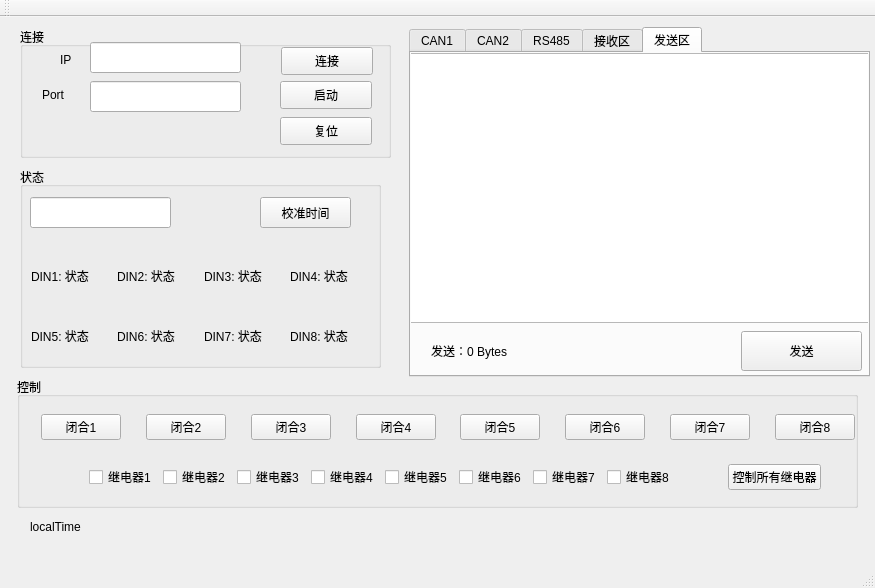
kingvei/Sample_Qt, file mainwindow.ui: the form before one commit.
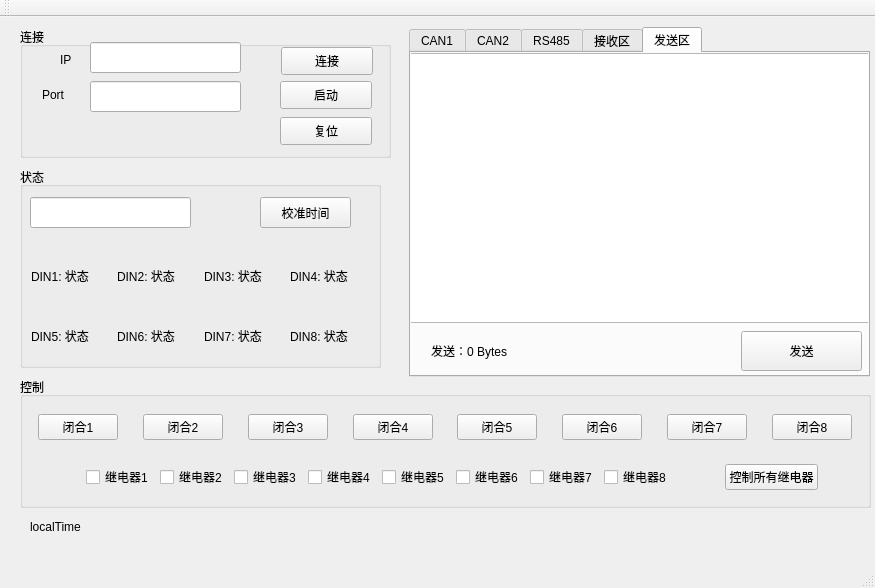
The form after the commit.

Commit message: 修改时间显示方式

What changed in the file:
```diff
--- a/mainwindow.ui
+++ b/mainwindow.ui
@@ -394,7 +394,7 @@
       <rect>
        <x>10</x>
        <y>30</y>
-       <width>141</width>
+       <width>161</width>
        <height>31</height>
       </rect>
      </property>
@@ -403,7 +403,7 @@
    <widget class="QWidget" name="horizontalLayoutWidget_3">
     <property name="geometry">
      <rect>
-      <x>30</x>
+      <x>27</x>
       <y>385</y>
       <width>836</width>
       <height>51</height>
@@ -562,7 +562,7 @@
    <widget class="QWidget" name="horizontalLayoutWidget_4">
     <property name="geometry">
      <rect>
-      <x>30</x>
+      <x>27</x>
       <y>435</y>
       <width>802</width>
       <height>51</height>
@@ -663,9 +663,9 @@
    <widget class="QGroupBox" name="groupBox_3">
     <property name="geometry">
      <rect>
-      <x>17</x>
+      <x>20</x>
       <y>360</y>
-      <width>841</width>
+      <width>851</width>
       <height>131</height>
      </rect>
     </property>
@@ -678,7 +678,7 @@
      <rect>
       <x>30</x>
       <y>500</y>
-      <width>141</width>
+      <width>161</width>
       <height>20</height>
      </rect>
     </property>
```
The commit also changes 2 other files.
